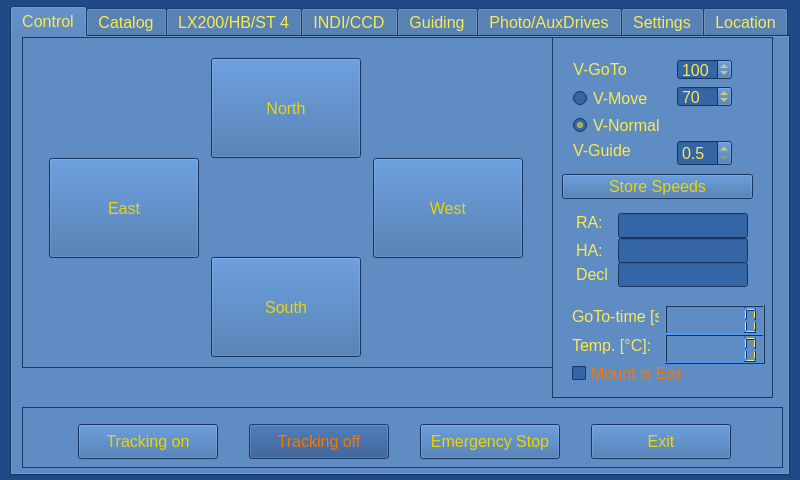
selste/TwoStepperControl, file C++-Source/mainwindow.ui: the form before one commit.
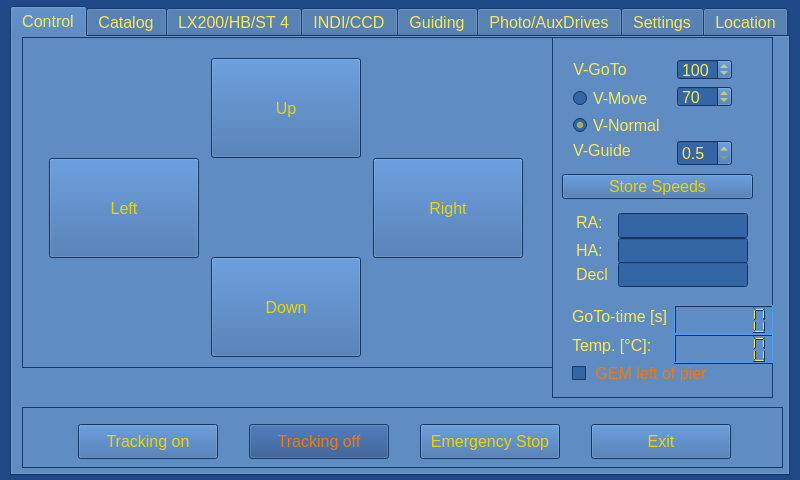
The form after the commit.

The edit to the form file:
```diff
--- a/C++-Source/mainwindow.ui
+++ b/C++-Source/mainwindow.ui
@@ -959,7 +959,7 @@
            </size>
           </property>
           <property name="text">
-           <string>South</string>
+           <string>Down</string>
           </property>
          </widget>
         </item>
@@ -978,7 +978,7 @@
            </size>
           </property>
           <property name="text">
-           <string>East</string>
+           <string>Left</string>
           </property>
          </widget>
         </item>
@@ -1003,7 +1003,7 @@
            </size>
           </property>
           <property name="text">
-           <string>North</string>
+           <string>Up</string>
           </property>
          </widget>
         </item>
@@ -1022,7 +1022,7 @@
            </size>
           </property>
           <property name="text">
-           <string>West</string>
+           <string>Right</string>
           </property>
          </widget>
         </item>
@@ -1395,23 +1395,10 @@
            <bool>false</bool>
           </property>
           <property name="text">
-           <string>Mount is East</string>
+           <string> GEM left of pier</string>
           </property>
          </widget>
         </item>
-        <item row="2" column="2">
-         <spacer name="horizontalSpacer_5">
-          <property name="orientation">
-           <enum>Qt::Horizontal</enum>
-          </property>
-          <property name="sizeHint" stdset="0">
-           <size>
-            <width>40</width>
-            <height>20</height>
-           </size>
-          </property>
-         </spacer>
-        </item>
        </layout>
       </widget>
       <widget class="QWidget" name="layoutWidget">
```
Left out of the diff: 2 changed lines with no effect on the pictures.
